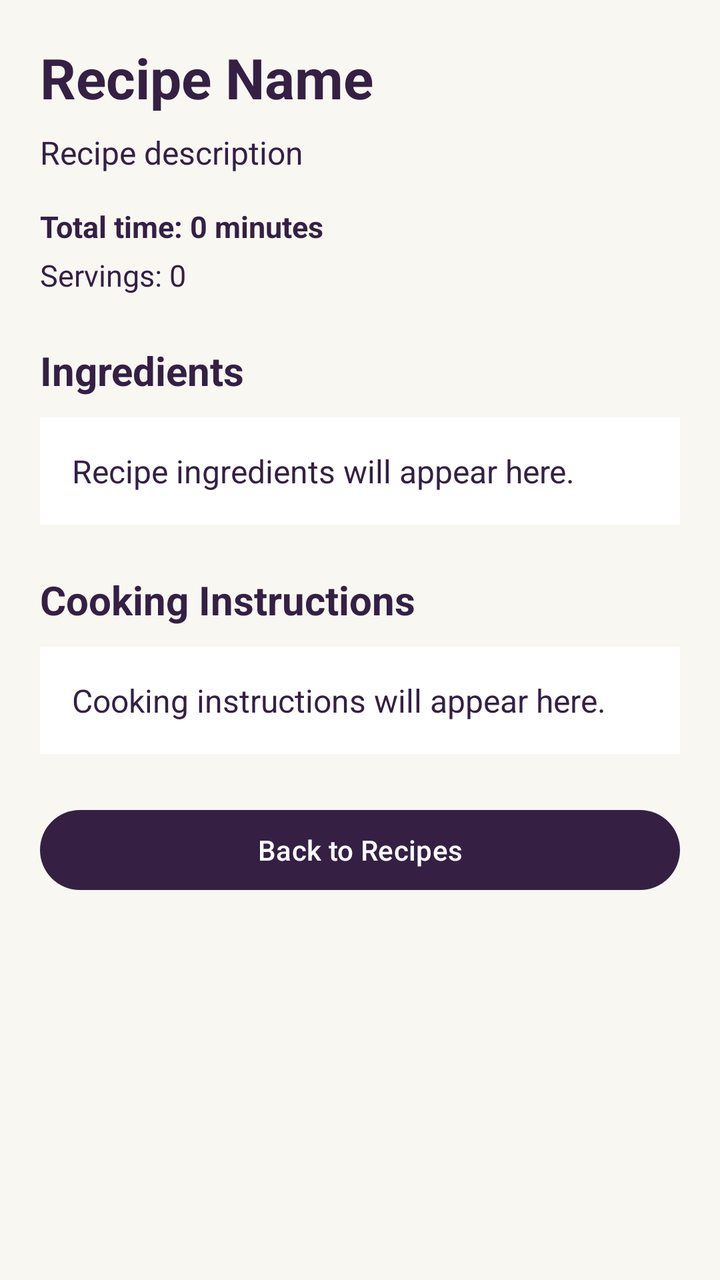
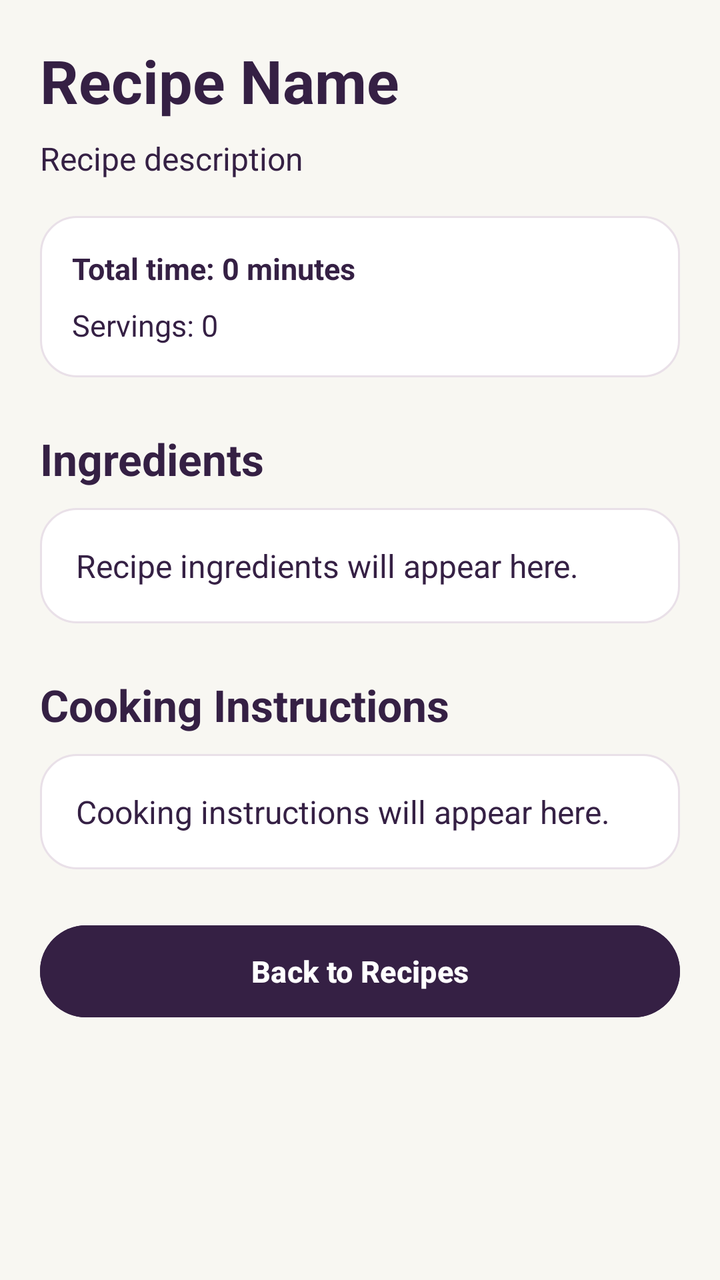

The first picture is an Android layout as it rendered before a commit; the second is the same layout after the commit. The layout source and the unified diff follow.
<!-- AndroidManifest.xml: application theme Theme.PantryIQ -->
<!-- res/layout/activity_recipe_detail.xml -->
<?xml version="1.0" encoding="utf-8"?>
<ScrollView xmlns:android="http://schemas.android.com/apk/res/android"
    android:layout_width="match_parent"
    android:layout_height="match_parent"
    android:background="@color/warm_cream"
    android:fillViewport="true">

    <LinearLayout
        android:id="@+id/layoutRecipeDetail"
        android:layout_width="match_parent"
        android:layout_height="wrap_content"
        android:orientation="vertical"
        android:padding="20dp">

        <TextView
            android:id="@+id/tvRecipeDetailName"
            android:layout_width="match_parent"
            android:layout_height="wrap_content"
            android:text="Recipe Name"
            android:textColor="@color/electric_plum"
            android:textSize="28sp"
            android:textStyle="bold" />

        <TextView
            android:id="@+id/tvRecipeDetailDescription"
            android:layout_width="match_parent"
            android:layout_height="wrap_content"
            android:layout_marginTop="8dp"
            android:text="Recipe description"
            android:textColor="@color/electric_plum"
            android:textSize="16sp" />

        <TextView
            android:id="@+id/tvRecipeDetailTime"
            android:layout_width="match_parent"
            android:layout_height="wrap_content"
            android:layout_marginTop="16dp"
            android:text="Total time: 0 minutes"
            android:textColor="@color/electric_plum"
            android:textSize="15sp"
            android:textStyle="bold" />

        <TextView
            android:id="@+id/tvRecipeDetailServings"
            android:layout_width="match_parent"
            android:layout_height="wrap_content"
            android:layout_marginTop="4dp"
            android:text="Servings: 0"
            android:textColor="@color/electric_plum"
            android:textSize="15sp" />

        <TextView
            android:layout_width="match_parent"
            android:layout_height="wrap_content"
            android:layout_marginTop="24dp"
            android:text="Ingredients"
            android:textColor="@color/electric_plum"
            android:textSize="20sp"
            android:textStyle="bold" />

        <TextView
            android:id="@+id/tvRecipeDetailIngredients"
            android:layout_width="match_parent"
            android:layout_height="wrap_content"
            android:layout_marginTop="10dp"
            android:background="@color/clean_white"
            android:padding="16dp"
            android:text="Recipe ingredients will appear here."
            android:textColor="@color/electric_plum"
            android:textSize="16sp"
            android:lineSpacingExtra="5dp" />

        <TextView
            android:layout_width="match_parent"
            android:layout_height="wrap_content"
            android:layout_marginTop="24dp"
            android:text="Cooking Instructions"
            android:textColor="@color/electric_plum"
            android:textSize="20sp"
            android:textStyle="bold" />

        <TextView
            android:id="@+id/tvRecipeDetailInstructions"
            android:layout_width="match_parent"
            android:layout_height="wrap_content"
            android:layout_marginTop="10dp"
            android:background="@color/clean_white"
            android:padding="16dp"
            android:text="Cooking instructions will appear here."
            android:textColor="@color/electric_plum"
            android:textSize="16sp"
            android:lineSpacingExtra="6dp" />

        <Button
            android:id="@+id/btnBackToSuggestions"
            android:layout_width="match_parent"
            android:layout_height="wrap_content"
            android:layout_marginTop="24dp"
            android:layout_marginBottom="12dp"
            android:text="Back to Recipes"
            android:textAllCaps="false" />

    </LinearLayout>

</ScrollView>
<!-- resources referenced by this layout -->
<resources>
  <color name="clean_white">#FFFFFF</color>
  <color name="electric_plum">#352044</color>
  <color name="warm_cream">#F8F7F2</color>
  <style name="Theme.PantryIQ" parent="Base.Theme.PantryIQ" />
  <style name="Base.Theme.PantryIQ" parent="Theme.Material3.DayNight.NoActionBar">
  
          <item name="colorPrimary">@color/electric_plum</item>
          <item name="colorOnPrimary">@color/clean_white</item>
  
          <item name="colorSecondary">@color/vivid_pink</item>
          <item name="colorOnSecondary">@color/electric_plum</item>
  
          <item name="colorTertiary">@color/lime_pop</item>
          <item name="colorOnTertiary">@color/electric_plum</item>
  
          <item name="android:colorBackground">@color/warm_cream</item>
          <item name="colorSurface">@color/clean_white</item>
          <item name="colorOnSurface">@color/electric_plum</item>
  
          <item name="android:statusBarColor">@color/warm_cream</item>
          <item name="android:navigationBarColor">@color/warm_cream</item>
          <item name="android:windowLightStatusBar">true</item>
  
  
      </style>
  <color name="vivid_pink">#FF4F87</color>
  <color name="lime_pop">#B8F36B</color>
</resources>

<!-- the commit's change to res/layout/activity_recipe_detail.xml (unified diff, before → after) -->
@@ -1,9 +1,12 @@
 <?xml version="1.0" encoding="utf-8"?>
-<ScrollView xmlns:android="http://schemas.android.com/apk/res/android"
+<ScrollView
+    xmlns:android="http://schemas.android.com/apk/res/android"
     android:layout_width="match_parent"
     android:layout_height="match_parent"
     android:background="@color/warm_cream"
-    android:fillViewport="true">
+    android:fillViewport="true"
+    android:clipToPadding="false"
+    android:scrollbars="vertical">
 
     <LinearLayout
         android:id="@+id/layoutRecipeDetail"
@@ -12,15 +15,18 @@
         android:orientation="vertical"
         android:padding="20dp">
 
+        
         <TextView
             android:id="@+id/tvRecipeDetailName"
             android:layout_width="match_parent"
             android:layout_height="wrap_content"
             android:text="Recipe Name"
             android:textColor="@color/electric_plum"
-            android:textSize="28sp"
-            android:textStyle="bold" />
+            android:textSize="30sp"
+            android:textStyle="bold"
+            android:accessibilityHeading="true" />
 
+        
         <TextView
             android:id="@+id/tvRecipeDetailDescription"
             android:layout_width="match_parent"
@@ -28,77 +34,99 @@
             android:layout_marginTop="8dp"
             android:text="Recipe description"
             android:textColor="@color/electric_plum"
-            android:textSize="16sp" />
+            android:textSize="16sp"
+            android:lineSpacingExtra="3dp" />
 
-        <TextView
-            android:id="@+id/tvRecipeDetailTime"
+        
+        <LinearLayout
             android:layout_width="match_parent"
             android:layout_height="wrap_content"
-            android:layout_marginTop="16dp"
-            android:text="Total time: 0 minutes"
-            android:textColor="@color/electric_plum"
-            android:textSize="15sp"
-            android:textStyle="bold" />
+            android:layout_marginTop="18dp"
+            android:orientation="vertical"
+            android:padding="16dp"
+            android:background="@drawable/bg_ingredient_card">
 
-        <TextView
-            android:id="@+id/tvRecipeDetailServings"
-            android:layout_width="match_parent"
-            android:layout_height="wrap_content"
-            android:layout_marginTop="4dp"
-            android:text="Servings: 0"
-            android:textColor="@color/electric_plum"
-            android:textSize="15sp" />
+            <TextView
+                android:id="@+id/tvRecipeDetailTime"
+                android:layout_width="match_parent"
+                android:layout_height="wrap_content"
+                android:text="Total time: 0 minutes"
+                android:textColor="@color/electric_plum"
+                android:textSize="15sp"
+                android:textStyle="bold" />
 
+            <TextView
+                android:id="@+id/tvRecipeDetailServings"
+                android:layout_width="match_parent"
+                android:layout_height="wrap_content"
+                android:layout_marginTop="8dp"
+                android:text="Servings: 0"
+                android:textColor="@color/electric_plum"
+                android:textSize="15sp" />
+
+        </LinearLayout>
+
+        
         <TextView
             android:layout_width="match_parent"
             android:layout_height="wrap_content"
-            android:layout_marginTop="24dp"
+            android:layout_marginTop="26dp"
             android:text="Ingredients"
             android:textColor="@color/electric_plum"
-            android:textSize="20sp"
-            android:textStyle="bold" />
+            android:textSize="22sp"
+            android:textStyle="bold"
+            android:accessibilityHeading="true" />
 
         <TextView
             android:id="@+id/tvRecipeDetailIngredients"
             android:layout_width="match_parent"
             android:layout_height="wrap_content"
             android:layout_marginTop="10dp"
-            android:background="@color/clean_white"
-            android:padding="16dp"
+            android:background="@drawable/bg_ingredient_card"
+            android:padding="18dp"
             android:text="Recipe ingredients will appear here."
             android:textColor="@color/electric_plum"
             android:textSize="16sp"
-            android:lineSpacingExtra="5dp" />
+            android:lineSpacingExtra="6dp"
+            android:breakStrategy="high_quality" />
 
+        
         <TextView
             android:layout_width="match_parent"
             android:layout_height="wrap_content"
-            android:layout_marginTop="24dp"
+            android:layout_marginTop="26dp"
             android:text="Cooking Instructions"
             android:textColor="@color/electric_plum"
-            android:textSize="20sp"
-            android:textStyle="bold" />
+            android:textSize="22sp"
+            android:textStyle="bold"
+            android:accessibilityHeading="true" />
 
         <TextView
             android:id="@+id/tvRecipeDetailInstructions"
             android:layout_width="match_parent"
             android:layout_height="wrap_content"
             android:layout_marginTop="10dp"
-            android:background="@color/clean_white"
-            android:padding="16dp"
+            android:background="@drawable/bg_ingredient_card"
+            android:padding="18dp"
             android:text="Cooking instructions will appear here."
             android:textColor="@color/electric_plum"
             android:textSize="16sp"
-            android:lineSpacingExtra="6dp" />
+            android:lineSpacingExtra="7dp"
+            android:breakStrategy="high_quality" />
 
+        
         <Button
             android:id="@+id/btnBackToSuggestions"
             android:layout_width="match_parent"
-            android:layout_height="wrap_content"
+            android:layout_height="54dp"
             android:layout_marginTop="24dp"
-            android:layout_marginBottom="12dp"
+            android:layout_marginBottom="16dp"
+            android:backgroundTint="@color/electric_plum"
             android:text="Back to Recipes"
-            android:textAllCaps="false" />
+            android:textColor="@color/clean_white"
+            android:textAllCaps="false"
+            android:textSize="15sp"
+            android:textStyle="bold" />
 
     </LinearLayout>
 
<!-- resource entries referenced after the edit -->
@@ -3,6 +3,26 @@
   <color name="clean_white">#FFFFFF</color>
   <color name="electric_plum">#352044</color>
   <color name="warm_cream">#F8F7F2</color>
+  <!-- drawable bg_ingredient_card (drawable) -->
+  <?xml version="1.0" encoding="utf-8"?>
+  <shape xmlns:android="http://schemas.android.com/apk/res/android"
+      android:shape="rectangle">
+  
+      <solid android:color="@color/clean_white" />
+  
+      <corners android:radius="18dp" />
+  
+      <stroke
+          android:width="1dp"
+          android:color="#E9E0E8" />
+  
+      <padding
+          android:left="2dp"
+          android:top="2dp"
+          android:right="2dp"
+          android:bottom="2dp" />
+  
+  </shape>
   <style name="Theme.PantryIQ" parent="Base.Theme.PantryIQ" />
   <style name="Base.Theme.PantryIQ" parent="Theme.Material3.DayNight.NoActionBar">
   
